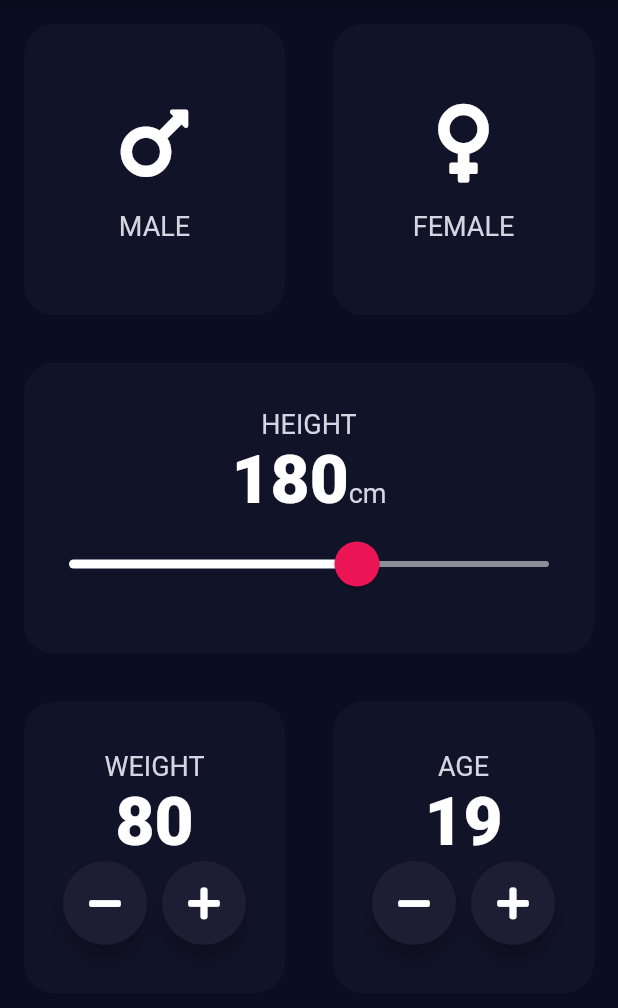
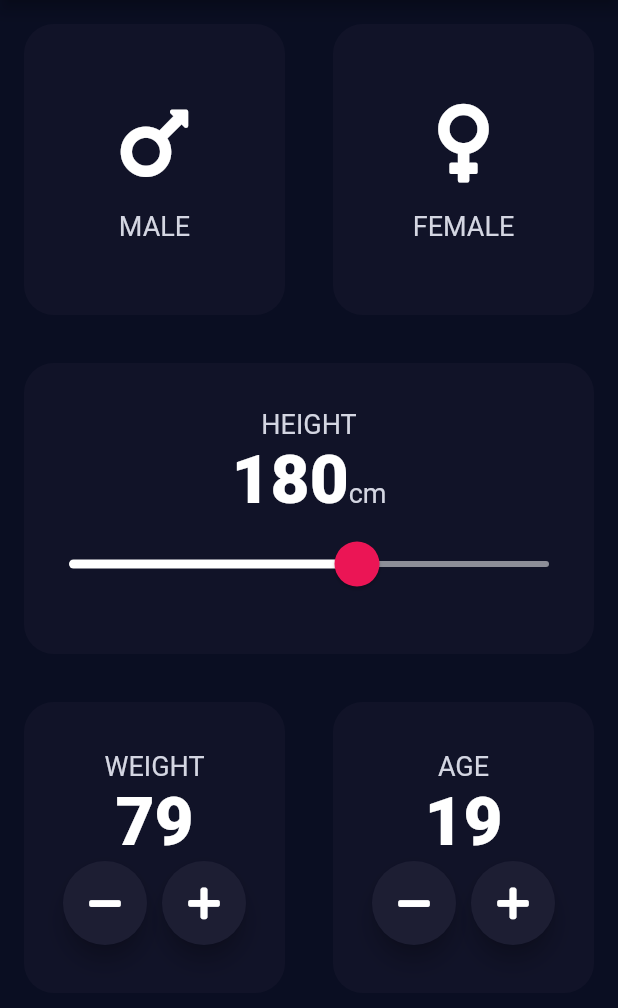
Before and after one commit to SrijanSamridh/BMI_CalculatorAppFlutter, a Flutter app: the screen it shows after launch, after a tap on an icon or button, on a phone screen of 412 x 824 dp, the part 84-1092 px from its top. Run offline on Flutter 3.47's test engine with Material 2 defaults, Android fonts, the phone set to English and light mode, and no system bars; our stand-ins replace font_awesome_flutter.

Commit message:
added a new Widget

```diff
--- a/lib/input_page.dart
+++ b/lib/input_page.dart
@@ -147,14 +147,24 @@ class _InputPageState extends State<InputPage> {
                         ),
                         Row(
                           mainAxisAlignment: MainAxisAlignment.center,
-                          children: const [
+                          children: [
                             RoundIconButton(
+                              onPressed: (){
+                                setState(() {
+                                  weight--;
+                                });
+                              },
                               icon: FontAwesomeIcons.minus,
                             ),
-                            SizedBox(
+                            const SizedBox(
                               width: 10.0,
                             ),
                             RoundIconButton(
+                              onPressed: (){
+                                  setState(() {
+                                    weight++;
+                                  });
+                                },
                               icon: FontAwesomeIcons.plus,
                             ),
                           ],
@@ -179,15 +189,25 @@ class _InputPageState extends State<InputPage> {
                         ),
                         Row(
                           mainAxisAlignment: MainAxisAlignment.center,
-                          children: const [
+                          children:[
                             RoundIconButton(
                               icon: FontAwesomeIcons.minus,
+                              onPressed: (){
+                                setState(() {
+                                  age--;
+                                });
+                              },
                             ),
-                            SizedBox(
+                            const SizedBox(
                               width: 10.0,
                             ),
                             RoundIconButton(
                               icon: FontAwesomeIcons.plus,
+                              onPressed: () {
+                                setState(() {
+                                  age++;
+                                });
+                              },
                             ),
                           ],
                         )
@@ -209,13 +229,15 @@ class _InputPageState extends State<InputPage> {
 }
 
 class RoundIconButton extends StatelessWidget {
-  const RoundIconButton({Key? key, required this.icon}) : super(key: key);
+  const RoundIconButton({Key? key, required this.icon, required this.onPressed}) : super(key: key);
+  // const RoundIconButton({ this.onPressed})
   final IconData icon;
+  final VoidCallback onPressed;
   @override
   Widget build(BuildContext context) {
     return RawMaterialButton(
       child: Icon(icon),
-      onPressed: () {},
+      onPressed: onPressed,
       elevation: 6.0,
       constraints: const BoxConstraints.tightFor(
         width: 56.0,
```
